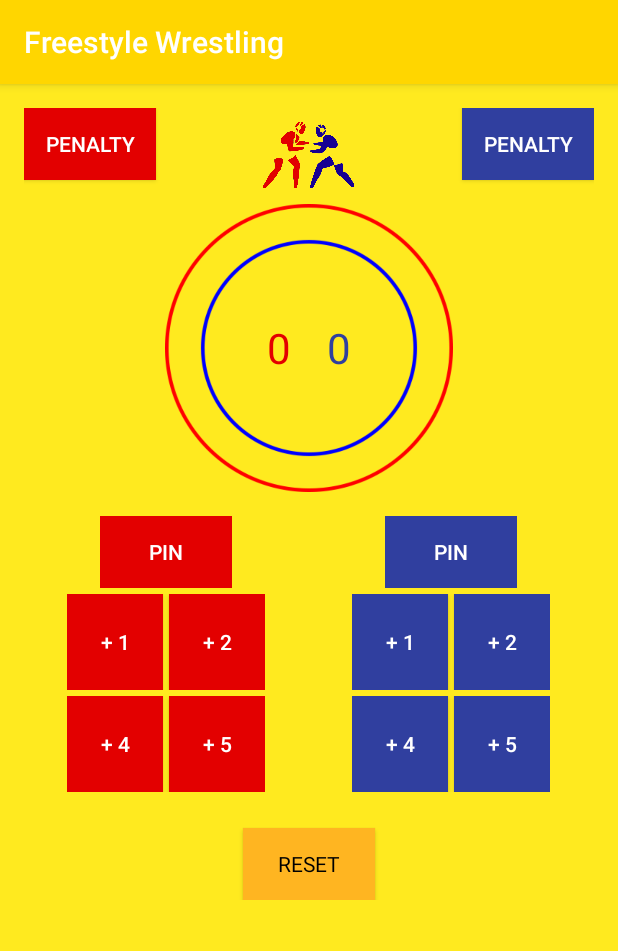
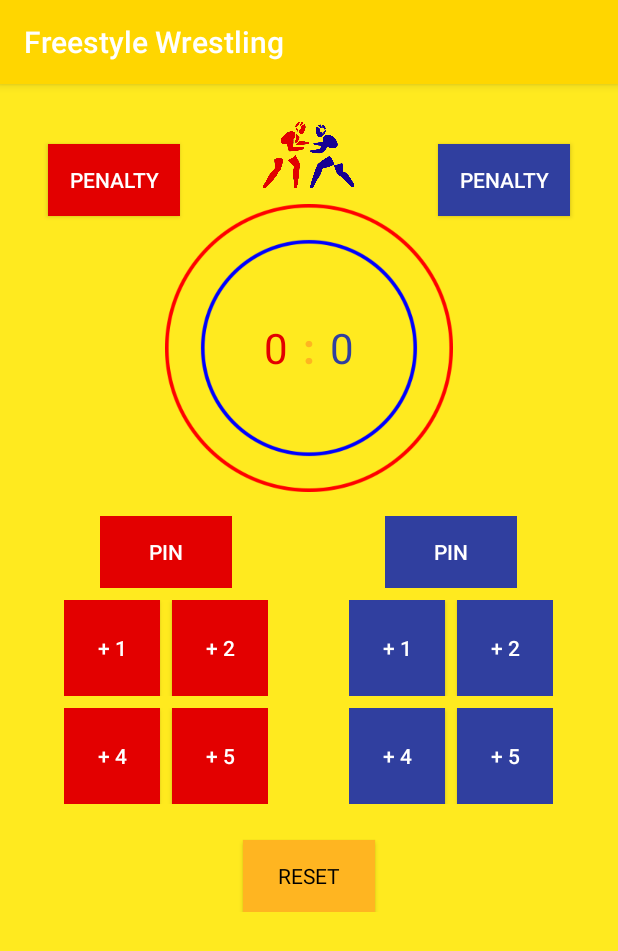
Before and after one commit to shbhmnagar/Android, an Android app: the screen it shows after launch (MainActivity), on a phone screen of 412 x 824 dp. Shown: the top 951 px of the screen. Run offline under Robolectric (Android 15) with nearby library versions, the phone set to English and light mode, and no system bars.

Commit message:
Beautify the Freesytle Wrestling App

```diff
--- a/FreestyleWrestling/app/src/main/res/layout/activity_main.xml
+++ b/FreestyleWrestling/app/src/main/res/layout/activity_main.xml
@@ -1,7 +1,12 @@
 <?xml version="1.0" encoding="utf-8"?>
 
-<RelativeLayout xmlns:android="http://schemas.android.com/apk/res/android"
+<ScrollView xmlns:android="http://schemas.android.com/apk/res/android"
     xmlns:tools="http://schemas.android.com/tools"
+    android:layout_width="match_parent"
+    android:layout_height="match_parent"
+    android:background="@color/background">
+
+    <RelativeLayout
         android:layout_width="match_parent"
         android:layout_height="match_parent"
         android:background="@color/background"
@@ -12,6 +17,8 @@
             android:layout_width="wrap_content"
             android:layout_height="wrap_content"
             android:layout_gravity="center_horizontal"
+            android:layout_marginLeft="16dp"
+            android:layout_marginTop="24dp"
             android:background="@color/red"
             android:onClick="penaltyA"
             android:text="@string/penalty"
@@ -22,6 +29,8 @@
             android:layout_height="wrap_content"
             android:layout_alignParentRight="true"
             android:layout_gravity="center_horizontal"
+            android:layout_marginRight="16dp"
+            android:layout_marginTop="24dp"
             android:background="@color/blue"
             android:onClick="penaltyB"
             android:text="@string/penalty"
@@ -44,14 +53,14 @@
                 android:layout_gravity="center_horizontal">
 
                 <ImageView
-                android:layout_width="@dimen/size256dp"
-                android:layout_height="@dimen/size256dp"
+                    android:layout_width="@dimen/size192dp"
+                    android:layout_height="@dimen/size192dp"
                     android:layout_centerHorizontal="true"
                     android:src="@drawable/scorematt" />
 
                 <LinearLayout
-                android:layout_width="@dimen/size256dp"
-                android:layout_height="@dimen/size256dp"
+                    android:layout_width="@dimen/size192dp"
+                    android:layout_height="@dimen/size192dp"
                     android:gravity="center_vertical"
                     android:padding="56dp">
 
@@ -64,7 +73,17 @@
                         android:gravity="center_horizontal"
                         android:text="@string/initial"
                         android:textColor="@color/red"
-                    android:textSize="28sp" />
+                        android:textSize="@dimen/size28sp" />
+
+                    <TextView
+                        android:layout_width="wrap_content"
+                        android:layout_height="wrap_content"
+                        android:fontFamily="sans-serif"
+                        android:gravity="center_horizontal"
+                        android:text=":"
+                        android:textColor="@color/reset"
+                        android:textSize="@dimen/size28sp"
+                        android:textStyle="bold" />
 
                     <TextView
                         android:id="@+id/playerB_Score"
@@ -75,7 +94,7 @@
                         android:gravity="center_horizontal"
                         android:text="@string/initial"
                         android:textColor="@color/blue"
-                    android:textSize="28sp" />
+                        android:textSize="@dimen/size28sp" />
 
                 </LinearLayout>
 
@@ -114,14 +133,14 @@
                         android:layout_width="wrap_content"
                         android:layout_height="wrap_content"
                         android:layout_gravity="center_horizontal"
-                    android:layout_marginBottom="4dp"
-                    android:layout_marginTop="4dp"
+                        android:layout_marginBottom="@dimen/size8dp"
+                        android:layout_marginTop="@dimen/size8dp"
                         android:orientation="horizontal">
 
                         <Button
                             android:layout_width="@dimen/size64dp"
                             android:layout_height="@dimen/size64dp"
-                        android:layout_marginRight="4dp"
+                            android:layout_marginRight="@dimen/size8dp"
                             android:background="@color/red"
                             android:onClick="addOnePointA"
                             android:text="@string/onepoint"
@@ -146,7 +165,7 @@
                         <Button
                             android:layout_width="@dimen/size64dp"
                             android:layout_height="@dimen/size64dp"
-                        android:layout_marginRight="4dp"
+                            android:layout_marginRight="@dimen/size8dp"
                             android:background="@color/red"
                             android:onClick="addFourPointA"
                             android:text="@string/fourpoint"
@@ -191,14 +210,14 @@
                         android:layout_width="wrap_content"
                         android:layout_height="wrap_content"
                         android:layout_gravity="center_horizontal"
-                    android:layout_marginBottom="4dp"
-                    android:layout_marginTop="4dp"
+                        android:layout_marginBottom="@dimen/size8dp"
+                        android:layout_marginTop="@dimen/size8dp"
                         android:orientation="horizontal">
 
                         <Button
                             android:layout_width="@dimen/size64dp"
                             android:layout_height="@dimen/size64dp"
-                        android:layout_marginRight="4dp"
+                            android:layout_marginRight="@dimen/size8dp"
                             android:background="@color/blue"
                             android:onClick="addOnePointB"
                             android:text="@string/onepoint"
@@ -223,7 +242,7 @@
                         <Button
                             android:layout_width="@dimen/size64dp"
                             android:layout_height="@dimen/size64dp"
-                        android:layout_marginRight="4dp"
+                            android:layout_marginRight="@dimen/size8dp"
                             android:background="@color/blue"
                             android:onClick="addFourPointB"
                             android:text="@string/fourpoint"
@@ -248,14 +267,16 @@
                 android:layout_height="wrap_content"
                 android:layout_alignParentBottom="true"
                 android:layout_centerHorizontal="true"
+                android:layout_gravity="center_horizontal"
+                android:layout_marginTop="24dp"
+                android:background="@color/reset"
                 android:fontFamily="sans-serif"
                 android:onClick="resetWholeScore"
                 android:text="Reset"
-            android:layout_marginTop="24dp"
-            android:layout_gravity="center_horizontal"
-            android:textColor="@android:color/black"
-            android:background="@color/reset"/>
+                android:textColor="@android:color/black" />
 
         </LinearLayout>
 
     </RelativeLayout>
+
+</ScrollView>
--- a/FreestyleWrestling/app/src/main/res/values/dimen.xml
+++ b/FreestyleWrestling/app/src/main/res/values/dimen.xml
@@ -1,7 +1,9 @@
 <?xml version="1.0" encoding="utf-8"?>
 <resources>
-    <dimen name="size256dp">192dp</dimen>
+    <dimen name="size192dp">192dp</dimen>
     <dimen name="size128dp">128dp</dimen>
     <dimen name="size64dp">64dp</dimen>
     <dimen name="size48dp">48dp</dimen>
+    <dimen name="size28sp">28sp</dimen>
+    <dimen name="size8dp">8dp</dimen>
 </resources>
```
Lines whose indentation alone changed are shown as unchanged.
